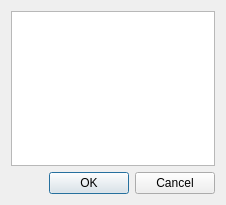
First picture: the form in pg_service_parser/ui/service_settings_dialog.ui, repository opengisch/qgis-pg-service-parser-plugin, before the edit.
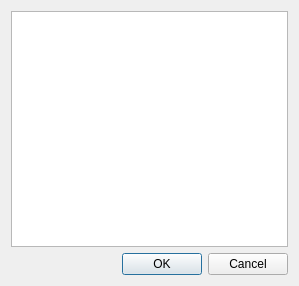
Second picture: the form after the edit.

Commit message: Refactor settings handling to allow for multiple custom widgets; use QgsFileWidget to handle file path settings; add 3 new settings: sslrootcert, sslcert, sslkey

What changed in the file:
```diff
--- a/pg_service_parser/ui/service_settings_dialog.ui
+++ b/pg_service_parser/ui/service_settings_dialog.ui
@@ -6,8 +6,8 @@
    <rect>
     <x>0</x>
     <y>0</y>
-    <width>226</width>
-    <height>205</height>
+    <width>299</width>
+    <height>286</height>
    </rect>
   </property>
   <property name="windowTitle">
```
The commit also changes 4 other files.
